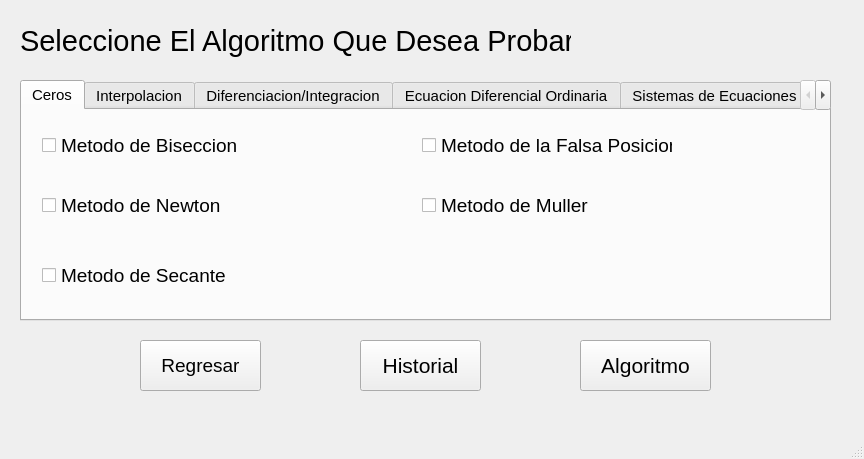
Qt form ProyectoMetodosNumericos/Ventanas/AlgoritmosV.ui (jimmybanegas/ProyectoMetodosNumericos) before a commit.
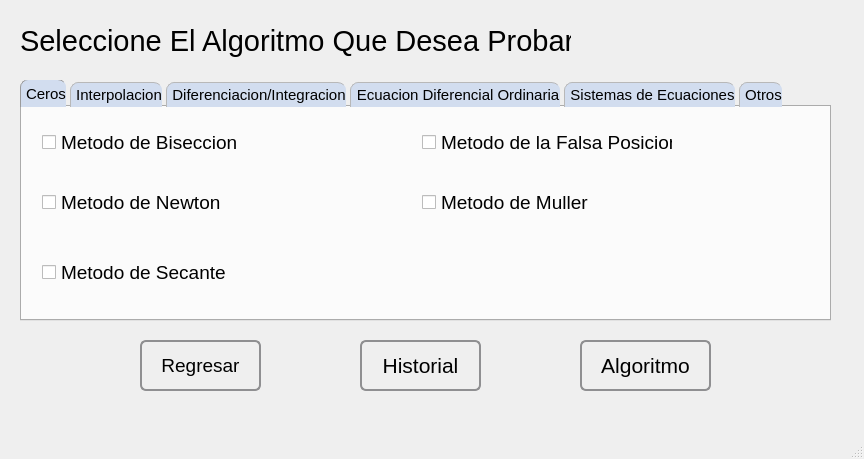
The same form after that commit. Icons and pictures are not drawn.

Diff of the .ui file:
```diff
--- a/ProyectoMetodosNumericos/Ventanas/AlgoritmosV.ui
+++ b/ProyectoMetodosNumericos/Ventanas/AlgoritmosV.ui
@@ -50,6 +50,35 @@
       <pointsize>11</pointsize>
      </font>
     </property>
+    <property name="styleSheet">
+     <string notr="true"> QTabBar::tab {
+    min-height: 24px;
+border-top: 1px solid palette(mid);
+border-left: 1px solid palette(mid);
+border-bottom: 0px;
+border-top-left-radius: 8px;
+border-top-right-radius: 8px;
+margin-top: -1px;
+margin-right: 4px;
+padding-left: 5px;
+background: rgb(210, 221, 239);
+ }
+
+ QTabBar::tab:selected, QTabBar::tab:hover {
+     background: qlineargradient(x1: 0, y1: 0, x2: 0, y2: 1,
+                                 stop: 0 #fafafa, stop: 0.4 #f4f4f4,
+                                 stop: 0.5 #e7e7e7, stop: 1.0 #fafafa);
+ }
+
+ QTabBar::tab:selected {
+     border-color: #9B9B9B;
+     border-bottom-color: #C2C7CB; /* same as pane color */
+ }
+
+ QTabBar::tab:!selected {
+     margin-top: 2px; /* make non-selected tabs look smaller */
+ }</string>
+    </property>
     <property name="currentIndex">
      <number>0</number>
     </property>
@@ -518,6 +547,13 @@
       <pointsize>16</pointsize>
      </font>
     </property>
+    <property name="styleSheet">
+     <string notr="true">border: 2px solid #8f8f91;
+     border-radius: 6px;
+     background-color: qlineargradient(x1: 0, y1: 0, x2: 0, y2: 1,
+                                       stop: 0 #f6f7fa, stop: 1 #dadbde);
+     min-width: 80px;</string>
+    </property>
     <property name="text">
      <string>Historial</string>
     </property>
@@ -540,6 +576,13 @@
       <pointsize>16</pointsize>
      </font>
     </property>
+    <property name="styleSheet">
+     <string notr="true">border: 2px solid #8f8f91;
+     border-radius: 6px;
+     background-color: qlineargradient(x1: 0, y1: 0, x2: 0, y2: 1,
+                                       stop: 0 #f6f7fa, stop: 1 #dadbde);
+     min-width: 80px;</string>
+    </property>
     <property name="text">
      <string>Algoritmo</string>
     </property>
@@ -562,6 +605,13 @@
       <pointsize>14</pointsize>
      </font>
     </property>
+    <property name="styleSheet">
+     <string notr="true">border: 2px solid #8f8f91;
+     border-radius: 6px;
+     background-color: qlineargradient(x1: 0, y1: 0, x2: 0, y2: 1,
+                                       stop: 0 #f6f7fa, stop: 1 #dadbde);
+     min-width: 80px;</string>
+    </property>
     <property name="text">
      <string>Regresar</string>
     </property>
```
